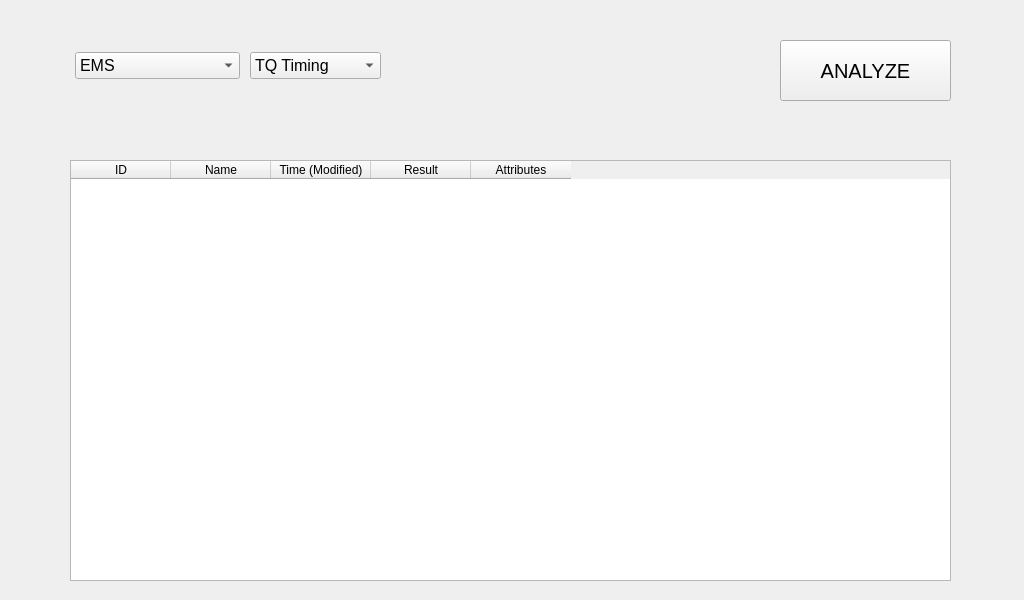
Old version of the form UI/EMS.ui in the repository JARVIS843/Portable-Medical-Console.
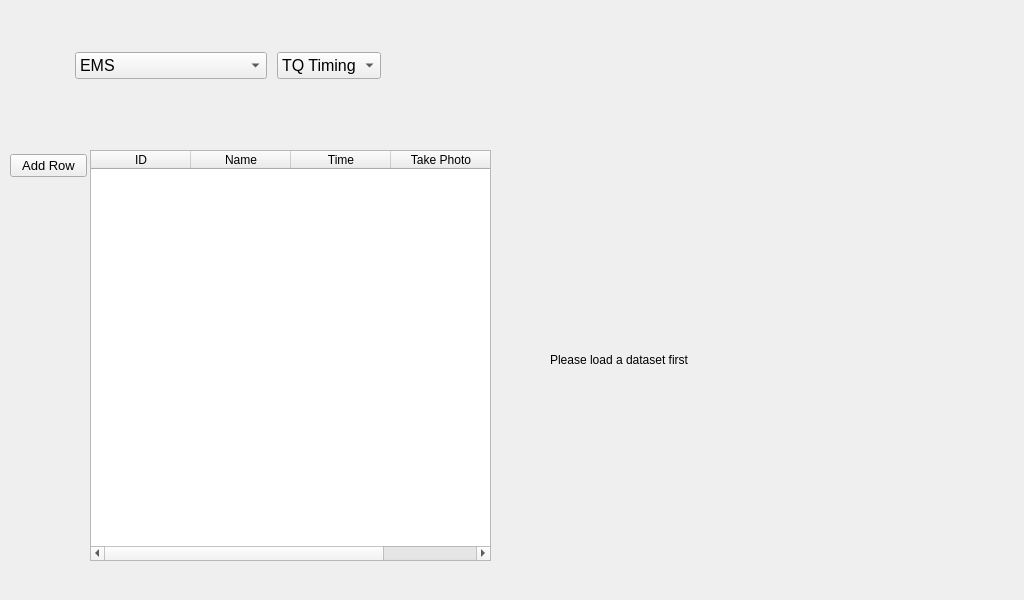
New version of the form.

Patch:
```diff
--- a/UI/EMS.ui
+++ b/UI/EMS.ui
@@ -29,31 +29,13 @@
    <double>1.000000000000000</double>
   </property>
   <widget class="QWidget" name="centralwidget">
-   <widget class="QPushButton" name="Analyze_Button">
-    <property name="geometry">
-     <rect>
-      <x>780</x>
-      <y>40</y>
-      <width>171</width>
-      <height>61</height>
-     </rect>
-    </property>
-    <property name="font">
-     <font>
-      <pointsize>15</pointsize>
-     </font>
-    </property>
-    <property name="text">
-     <string>ANALYZE</string>
-    </property>
-   </widget>
    <widget class="QTableWidget" name="Data_Table">
     <property name="geometry">
      <rect>
-      <x>70</x>
-      <y>160</y>
-      <width>881</width>
-      <height>421</height>
+      <x>90</x>
+      <y>150</y>
+      <width>401</width>
+      <height>411</height>
      </rect>
     </property>
     <attribute name="horizontalHeaderVisible">
@@ -77,17 +59,12 @@
     </column>
     <column>
      <property name="text">
-      <string>Time (Modified)</string>
+      <string>Time</string>
      </property>
     </column>
     <column>
      <property name="text">
-      <string>Result</string>
-     </property>
-    </column>
-    <column>
-     <property name="text">
-      <string>Attributes</string>
+      <string>Take Photo</string>
      </property>
     </column>
    </widget>
@@ -138,15 +115,47 @@
          <string>TQ Timing</string>
         </property>
        </item>
-       <item>
-        <property name="text">
-         <string>SPO2 &amp;  BPM</string>
-        </property>
-       </item>
       </widget>
      </item>
     </layout>
    </widget>
+   <widget class="QWidget" name="layoutWidget_2">
+    <property name="geometry">
+     <rect>
+      <x>10</x>
+      <y>150</y>
+      <width>77</width>
+      <height>31</height>
+     </rect>
+    </property>
+    <layout class="QVBoxLayout" name="verticalLayout">
+     <item>
+      <widget class="QPushButton" name="addButton">
+       <property name="font">
+        <font>
+         <pointsize>10</pointsize>
+        </font>
+       </property>
+       <property name="text">
+        <string>Add Row</string>
+       </property>
+      </widget>
+     </item>
+    </layout>
+   </widget>
+   <widget class="QLabel" name="imageDisplayer">
+    <property name="geometry">
+     <rect>
+      <x>550</x>
+      <y>160</y>
+      <width>400</width>
+      <height>400</height>
+     </rect>
+    </property>
+    <property name="text">
+     <string>Please load a dataset first</string>
+    </property>
+   </widget>
   </widget>
  </widget>
  <resources/>
```
